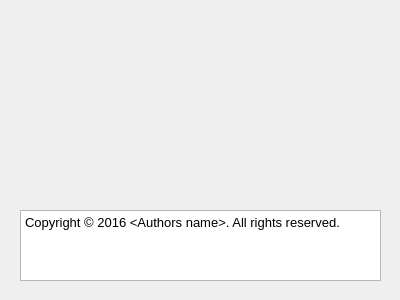
First picture: the form in applications/mne_x/plugins/noisereduction/FormFiles/noisereductionabout.ui, repository mne-tools/mne-cpp, before the edit.
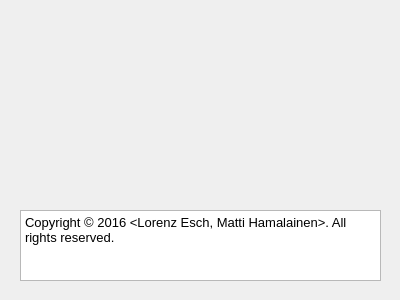
Second picture: the form after the edit.

The edit to the form file:
```diff
--- a/applications/mne_x/plugins/noisereduction/FormFiles/noisereductionabout.ui
+++ b/applications/mne_x/plugins/noisereduction/FormFiles/noisereductionabout.ui
@@ -48,7 +48,7 @@
 &lt;table border=&quot;0&quot; style=&quot;-qt-table-type: root; margin-top:4px; margin-bottom:4px; margin-left:4px; margin-right:4px;&quot;&gt;
 &lt;tr&gt;
 &lt;td style=&quot;border: none;&quot;&gt;
-&lt;p style=&quot; margin-top:0px; margin-bottom:0px; margin-left:0px; margin-right:0px; -qt-block-indent:0; text-indent:0px;&quot;&gt;&lt;span style=&quot; font-family:'Sans'; font-size:10pt;&quot;&gt;Copyright © 2016 &amp;lt;Authors name&amp;gt;. All rights reserved.&lt;/span&gt;&lt;/p&gt;&lt;/td&gt;&lt;/tr&gt;&lt;/table&gt;&lt;/body&gt;&lt;/html&gt;</string>
+&lt;p style=&quot; margin-top:0px; margin-bottom:0px; margin-left:0px; margin-right:0px; -qt-block-indent:0; text-indent:0px;&quot;&gt;&lt;span style=&quot; font-family:'Sans'; font-size:10pt;&quot;&gt;Copyright © 2016 &amp;lt;Lorenz Esch, Matti Hamalainen&amp;gt;. All rights reserved.&lt;/span&gt;&lt;/p&gt;&lt;/td&gt;&lt;/tr&gt;&lt;/table&gt;&lt;/body&gt;&lt;/html&gt;</string>
    </property>
   </widget>
  </widget>
```
Left out of the diff: 4 changed lines with no effect on the pictures.
